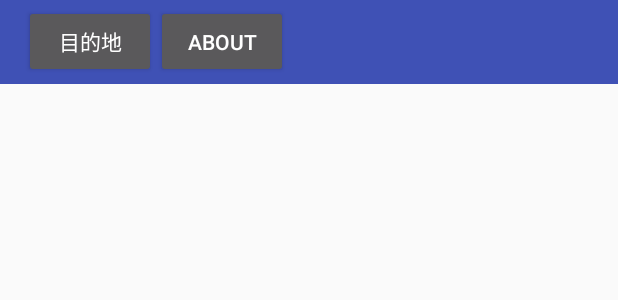
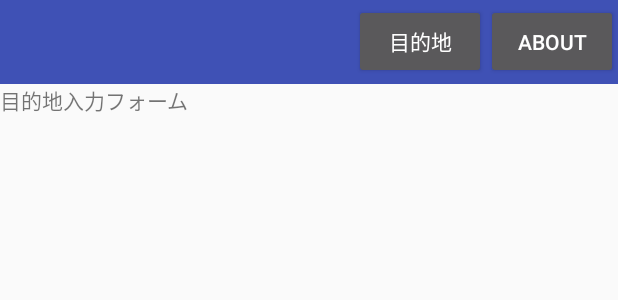
Before and after one commit to rjc-tech/myindicater_android, an Android app: the layout activity_map.xml on its own in the app's theme, with its tools: preview values and no code run, on a phone screen of 412 x 824 dp. Shown: the top 300 px of the screen. Run offline under Robolectric (Android 15) with nearby library versions, the phone set to English and light mode, and no system bars.

Commit message:
遷移箇所を記載

```diff
--- a/app/src/main/java/jp/co/rjc/myindicater_android/OneFragment.kt
+++ b/app/src/main/java/jp/co/rjc/myindicater_android/OneFragment.kt
@@ -73,5 +73,4 @@ class OneFragment : Fragment(), View.OnClickListener {
 
         return super.onOptionsItemSelected(item)
     }
-
 }
--- a/app/src/main/res/layout/activity_map.xml
+++ b/app/src/main/res/layout/activity_map.xml
@@ -1,14 +1,19 @@
 <?xml version="1.0" encoding="utf-8"?>
-<LinearLayout
-    xmlns:android="http://schemas.android.com/apk/res/android"
+<LinearLayout xmlns:android="http://schemas.android.com/apk/res/android"
     xmlns:app="http://schemas.android.com/apk/res-auto"
     xmlns:tools="http://schemas.android.com/tools"
     android:layout_width="match_parent"
-    android:layout_height="match_parent"
+    android:layout_height="wrap_content"
+    android:orientation="vertical"
     tools:context="jp.co.rjc.myindicater_android.MapActivity">
 
     <include
         android:id="@+id/toolbar"
-        layout="@layout/toolbar" />
+        layout="@layout/toolbar"
+        android:layout_width="fill_parent"
+        android:layout_height="match_parent"/>
 
+    <include
+        android:id="@+id/frgment_one"
+        layout="@layout/fragment_one"/>
 </LinearLayout>
--- a/app/src/main/res/layout/fragment_one.xml
+++ b/app/src/main/res/layout/fragment_one.xml
@@ -1,6 +1,16 @@
 <?xml version="1.0" encoding="utf-8"?>
 <android.support.constraint.ConstraintLayout
-    xmlns:android="http://schemas.android.com/apk/res/android" android:layout_width="match_parent"
-    android:layout_height="match_parent">
+    xmlns:android="http://schemas.android.com/apk/res/android"
+    android:layout_width="match_parent"
+    android:layout_height="wrap_content"
+    android:orientation="vertical"
+    android:id="@+id/frgment_one">
+
+    <TextView
+        android:layout_width="wrap_content"
+        android:layout_height="match_parent"
+        android:layout_marginBottom="8dp"
+        android:gravity="left|bottom"
+        android:text="@string/form_fragment" />
 
 </android.support.constraint.ConstraintLayout>
--- a/app/src/main/res/layout/toolbar.xml
+++ b/app/src/main/res/layout/toolbar.xml
@@ -10,21 +10,21 @@
     local:popupTheme="@style/ThemeOverlay.AppCompat.Light">
 
     <LinearLayout
-        android:layout_width="wrap_content"
+        android:layout_width="match_parent"
         android:layout_height="wrap_content"
-        android:gravity="left"
+        android:gravity="right"
         android:orientation="horizontal" >
 
         <Button
-        android:id="@+id/goal_button"
-        android:layout_width="match_parent"
-        android:layout_height="match_parent"
-        android:text="目的地" />
+            android:id="@+id/goal_button"
+            android:layout_width="wrap_content"
+            android:layout_height="50dp"
+            android:text="目的地" />
 
         <Button
             android:id="@+id/about_button"
-            android:layout_width="match_parent"
-            android:layout_height="match_parent"
+            android:layout_width="wrap_content"
+            android:layout_height="50dp"
             android:text="about" />
     </LinearLayout>
 
--- a/app/src/main/res/values/strings.xml
+++ b/app/src/main/res/values/strings.xml
@@ -4,5 +4,6 @@
     <string name="title_activity_maps">Map</string>
 
     <!-- TODO: Remove or change this placeholder text -->
-    <string name="hello_blank_fragment">地図画面</string>
+    <string name="map_fragment">地図画面</string>
+    <string name="form_fragment">目的地入力フォーム</string>
 </resources>
```
Also changed, not shown: app/src/main/java/jp/co/rjc/myindicater_android/MapActivity.kt (+11 -6 lines), app/src/main/java/jp/co/rjc/myindicater_android/mapFragment.kt (+37 -76 lines), app/src/main/res/layout/fragment_map.xml (+7 -8 lines).
